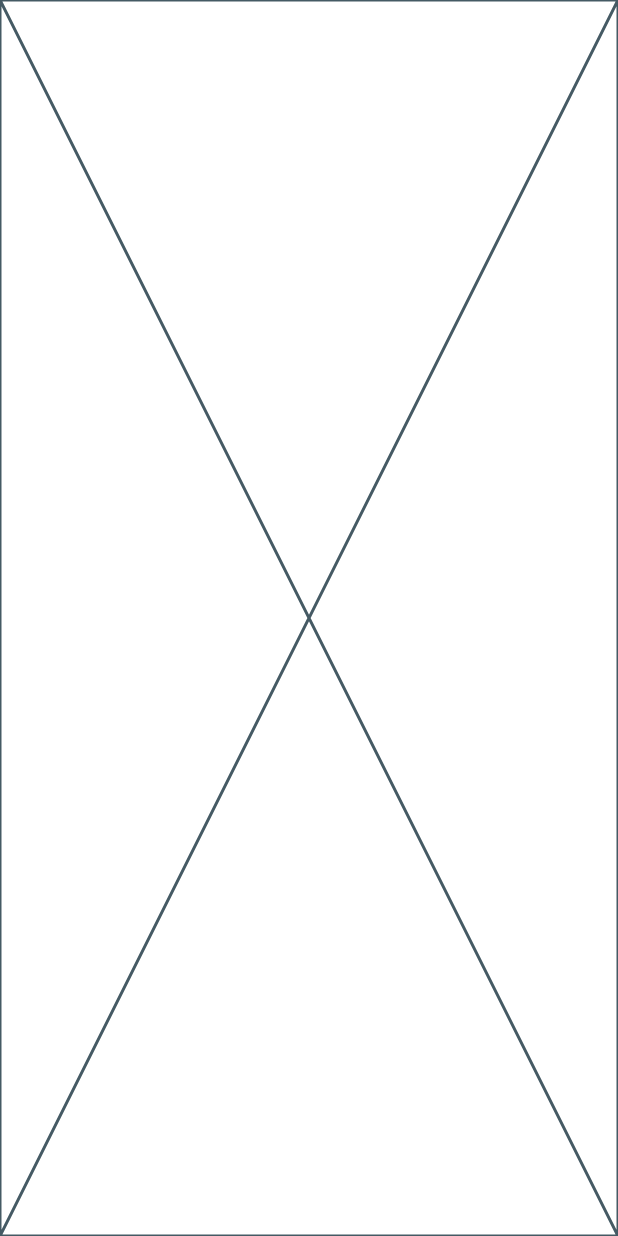
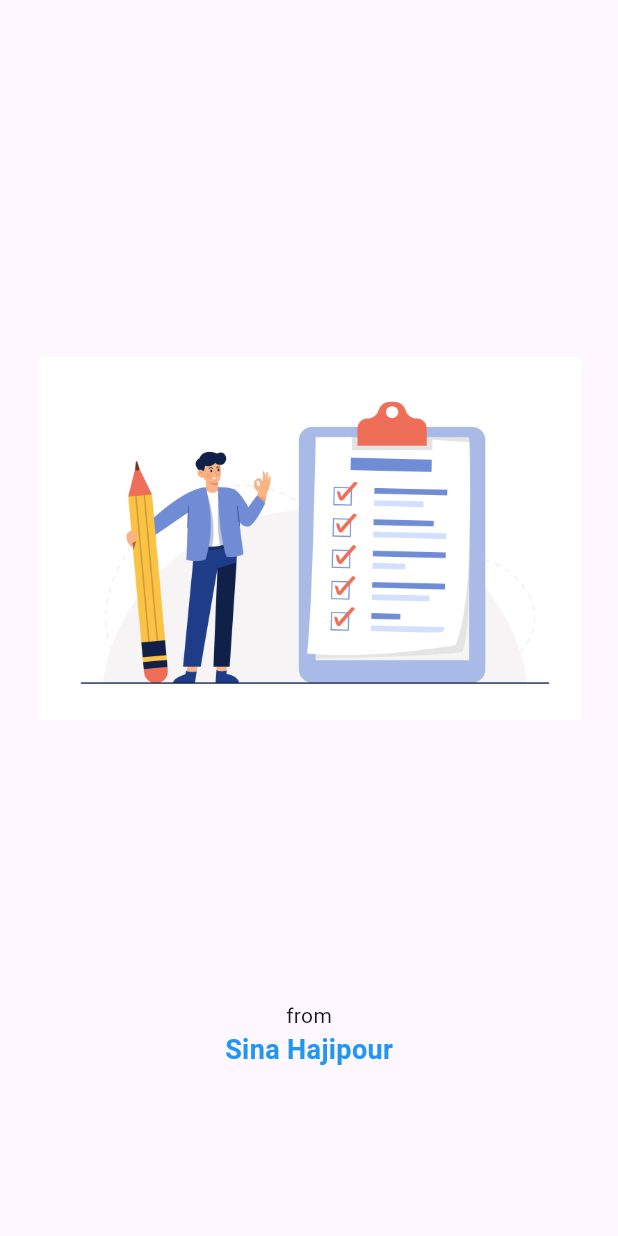
Before and after one commit to SinaHajipooor/Tasks-Management, a Flutter app: the first screen one second after launch, on a phone screen of 412 x 824 dp. Run offline on Flutter 3.47's test engine with Material 2 defaults, Android fonts, the phone set to English and light mode, and no system bars.

Commit message:
create splash screen

```diff
--- a/lib/main.dart
+++ b/lib/main.dart
@@ -1,4 +1,4 @@
-import 'package:bloc_app/screens/root/home_screen.dart';
+import 'package:bloc_app/screens/root/splash_screen.dart';
 import 'package:bloc_app/screens/tasks/tasks_list_screen.dart';
 import 'package:flutter/material.dart';
 
@@ -17,7 +17,7 @@ class MyApp extends StatelessWidget {
         colorScheme: ColorScheme.fromSeed(seedColor: Colors.deepPurple),
         useMaterial3: true,
       ),
-      home: const HomeScreen(),
+      home: const SplashScreen(),
       routes: {
         TasksListScreen.routeName: (context) => const TasksListScreen(),
       },
--- /dev/null
+++ b/lib/screens/root/splash_screen.dart
@@ -0,0 +1,70 @@
+import 'package:bloc_app/screens/root/home_screen.dart';
+import 'package:flutter/material.dart';
+
+class SplashScreen extends StatefulWidget {
+  const SplashScreen({super.key});
+
+  @override
+  State<SplashScreen> createState() => _SplashScreenState();
+}
+
+class _SplashScreenState extends State<SplashScreen> {
+  @override
+  void initState() {
+    Future.delayed(const Duration(seconds: 2)).then(
+      (value) => Navigator.of(context).pushReplacement(
+        PageRouteBuilder(
+          transitionDuration: const Duration(microseconds: 2000),
+          pageBuilder: (_, __, ___) => const HomeScreen(),
+          transitionsBuilder: (_, Animation<double> animation, __, Widget child) {
+            return FadeTransition(
+              opacity: Tween<double>(
+                begin: 0.0,
+                end: 1.0,
+              ).animate(animation),
+              child: child,
+            );
+          },
+        ),
+      ),
+    );
+    super.initState();
+  }
+
+  @override
+  Widget build(BuildContext context) {
+    final deviceSize = MediaQuery.of(context).size;
+    return Scaffold(
+      body: SafeArea(
+        child: Column(
+          mainAxisAlignment: MainAxisAlignment.spaceEvenly,
+          children: [
+            const SizedBox(),
+            Center(
+              child: Image.asset(
+                'assets/images/Checklist.jpg',
+                width: deviceSize.width - 50,
+                height: deviceSize.height / 3,
+              ),
+            ),
+            const Padding(
+              padding: EdgeInsets.only(top: 60),
+              child: Center(
+                child: Column(
+                  crossAxisAlignment: CrossAxisAlignment.center,
+                  children: [
+                    Text('from', style: TextStyle(fontSize: 14)),
+                    Text(
+                      'Sina Hajipour',
+                      style: TextStyle(fontSize: 18, fontWeight: FontWeight.bold, color: Colors.blue),
+                    )
+                  ],
+                ),
+              ),
+            )
+          ],
+        ),
+      ),
+    );
+  }
+}
--- a/lib/screens/tasks/tasks_list_screen.dart
+++ b/lib/screens/tasks/tasks_list_screen.dart
@@ -11,6 +11,10 @@ class TasksListScreen extends StatefulWidget {
 class _TasksListScreenState extends State<TasksListScreen> {
   @override
   Widget build(BuildContext context) {
-    return const Placeholder();
+    return Scaffold(
+      appBar: AppBar(
+        title: const Text('tasks list screen'),
+      ),
+    );
   }
 }
--- a/pubspec.yaml
+++ b/pubspec.yaml
@@ -62,9 +62,9 @@ flutter:
   uses-material-design: true
 
   # To add assets to your application, add an assets section, like this:
-  # assets:
-  #   - images/a_dot_burr.jpeg
-  #   - images/a_dot_ham.jpeg
+  assets:
+    - assets/images/
+    - assets/icons/
 
   # An image asset can refer to one or more resolution-specific "variants", see
   # https://flutter.dev/assets-and-images/#resolution-aware
```
Also changed, not shown: assets/images/Checklist.jpg (added).
